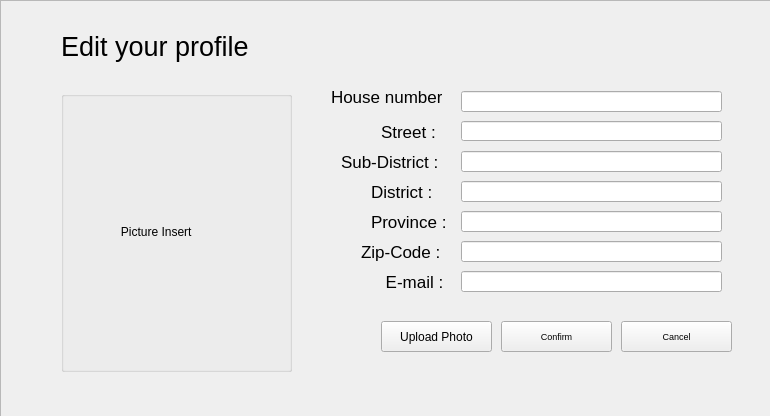
Qt form resources/UI/EditProfileStudent.ui (Poom1997/gman) before a commit.
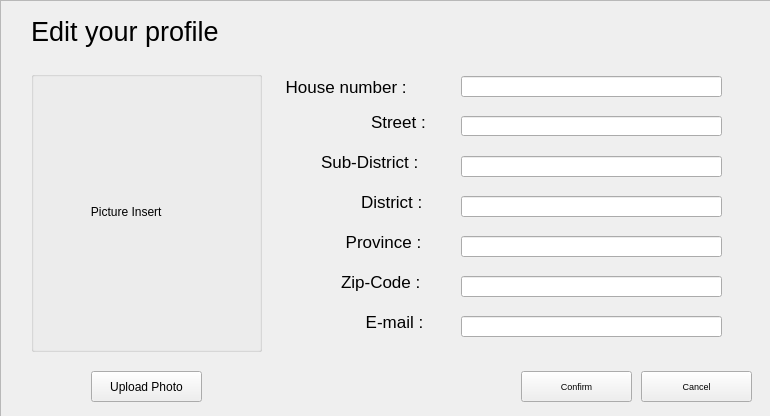
The same form after that commit.

Patch:
```diff
--- a/resources/UI/EditProfileStudent.ui
+++ b/resources/UI/EditProfileStudent.ui
@@ -43,10 +43,10 @@
     <widget class="QLabel" name="label">
      <property name="geometry">
       <rect>
-       <x>60</x>
-       <y>30</y>
-       <width>221</width>
-       <height>31</height>
+       <x>30</x>
+       <y>10</y>
+       <width>251</width>
+       <height>41</height>
       </rect>
      </property>
      <property name="font">
@@ -61,8 +61,8 @@
     <widget class="QGroupBox" name="groupBox">
      <property name="geometry">
       <rect>
-       <x>60</x>
-       <y>90</y>
+       <x>30</x>
+       <y>70</y>
        <width>231</width>
        <height>281</height>
       </rect>
@@ -74,9 +74,9 @@
     <widget class="QLabel" name="label_9">
      <property name="geometry">
       <rect>
-       <x>380</x>
-       <y>270</y>
-       <width>61</width>
+       <x>360</x>
+       <y>310</y>
+       <width>91</width>
        <height>21</height>
       </rect>
      </property>
@@ -92,9 +92,9 @@
     <widget class="QLabel" name="label_12">
      <property name="geometry">
       <rect>
-       <x>330</x>
-       <y>80</y>
-       <width>111</width>
+       <x>280</x>
+       <y>70</y>
+       <width>161</width>
        <height>31</height>
       </rect>
      </property>
@@ -104,14 +104,14 @@
       </font>
      </property>
      <property name="text">
-      <string>House number:</string>
+      <string> House number :</string>
      </property>
     </widget>
     <widget class="QPushButton" name="confirmButton">
      <property name="geometry">
       <rect>
-       <x>500</x>
-       <y>320</y>
+       <x>520</x>
+       <y>370</y>
        <width>111</width>
        <height>31</height>
       </rect>
@@ -128,8 +128,8 @@
     <widget class="QPushButton" name="cancelButton">
      <property name="geometry">
       <rect>
-       <x>620</x>
-       <y>320</y>
+       <x>640</x>
+       <y>370</y>
        <width>111</width>
        <height>31</height>
       </rect>
@@ -159,8 +159,8 @@
     <widget class="QPushButton" name="uploadButton">
      <property name="geometry">
       <rect>
-       <x>380</x>
-       <y>320</y>
+       <x>90</x>
+       <y>370</y>
        <width>111</width>
        <height>31</height>
       </rect>
@@ -173,7 +173,7 @@
      <property name="geometry">
       <rect>
        <x>460</x>
-       <y>90</y>
+       <y>75</y>
        <width>261</width>
        <height>21</height>
       </rect>
@@ -183,7 +183,7 @@
      <property name="geometry">
       <rect>
        <x>460</x>
-       <y>120</y>
+       <y>115</y>
        <width>261</width>
        <height>20</height>
       </rect>
@@ -193,7 +193,7 @@
      <property name="geometry">
       <rect>
        <x>460</x>
-       <y>150</y>
+       <y>155</y>
        <width>261</width>
        <height>21</height>
       </rect>
@@ -203,7 +203,7 @@
      <property name="geometry">
       <rect>
        <x>460</x>
-       <y>180</y>
+       <y>195</y>
        <width>261</width>
        <height>21</height>
       </rect>
@@ -213,7 +213,7 @@
      <property name="geometry">
       <rect>
        <x>460</x>
-       <y>210</y>
+       <y>235</y>
        <width>261</width>
        <height>21</height>
       </rect>
@@ -223,7 +223,7 @@
      <property name="geometry">
       <rect>
        <x>460</x>
-       <y>240</y>
+       <y>275</y>
        <width>261</width>
        <height>21</height>
       </rect>
@@ -233,7 +233,7 @@
      <property name="geometry">
       <rect>
        <x>460</x>
-       <y>270</y>
+       <y>315</y>
        <width>261</width>
        <height>21</height>
       </rect>
@@ -242,9 +242,9 @@
     <widget class="QLabel" name="label_13">
      <property name="geometry">
       <rect>
-       <x>340</x>
+       <x>320</x>
        <y>150</y>
-       <width>101</width>
+       <width>131</width>
        <height>21</height>
       </rect>
      </property>
@@ -260,9 +260,9 @@
     <widget class="QLabel" name="label_14">
      <property name="geometry">
       <rect>
-       <x>370</x>
-       <y>210</y>
-       <width>81</width>
+       <x>340</x>
+       <y>230</y>
+       <width>111</width>
        <height>21</height>
       </rect>
      </property>
@@ -272,15 +272,15 @@
       </font>
      </property>
      <property name="text">
-      <string>Province :</string>
+      <string> Province :</string>
      </property>
     </widget>
     <widget class="QLabel" name="label_15">
      <property name="geometry">
       <rect>
-       <x>360</x>
-       <y>240</y>
-       <width>81</width>
+       <x>340</x>
+       <y>270</y>
+       <width>111</width>
        <height>21</height>
       </rect>
      </property>
@@ -296,9 +296,9 @@
     <widget class="QLabel" name="label_16">
      <property name="geometry">
       <rect>
-       <x>380</x>
-       <y>120</y>
-       <width>61</width>
+       <x>370</x>
+       <y>110</y>
+       <width>81</width>
        <height>21</height>
       </rect>
      </property>
@@ -314,9 +314,9 @@
     <widget class="QLabel" name="label_17">
      <property name="geometry">
       <rect>
-       <x>370</x>
-       <y>180</y>
-       <width>71</width>
+       <x>360</x>
+       <y>190</y>
+       <width>91</width>
        <height>21</height>
       </rect>
      </property>
@@ -332,8 +332,8 @@
     <widget class="QLabel" name="picture">
      <property name="geometry">
       <rect>
-       <x>60</x>
-       <y>90</y>
+       <x>30</x>
+       <y>70</y>
        <width>231</width>
        <height>281</height>
       </rect>
```
